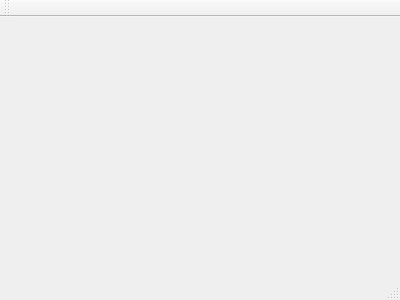
The window that ui/mainwindow.ui (NinjaTrappeur/3d-Projection) describes before a commit, drawn with Qt 5.
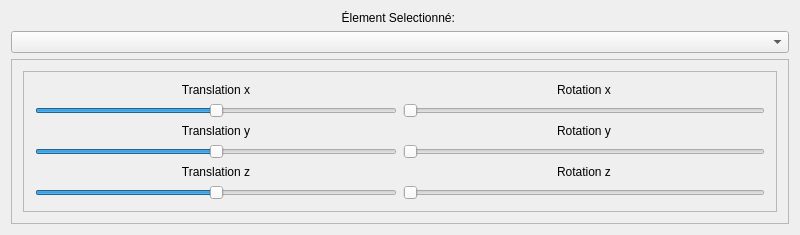
The same window after the commit.

Commit message: Adding control panel.

Patch:
```diff
--- a/ui/mainwindow.ui
+++ b/ui/mainwindow.ui
@@ -1,24 +1,203 @@
 <ui version="4.0">
  <class>MainWindow</class>
- <widget class="QMainWindow" name="MainWindow" >
-  <property name="geometry" >
+ <widget class="QMainWindow" name="MainWindow">
+  <property name="geometry">
    <rect>
     <x>0</x>
     <y>0</y>
-    <width>400</width>
-    <height>300</height>
+    <width>800</width>
+    <height>228</height>
    </rect>
   </property>
   <property name="windowTitle" >
    <string>MainWindow</string>
   </property>
-  <widget class="QMenuBar" name="menuBar" />
-  <widget class="QToolBar" name="mainToolBar" />
-  <widget class="QWidget" name="centralWidget" />
-  <widget class="QStatusBar" name="statusBar" />
+  <widget class="QWidget" name="centralWidget">
+   <layout class="QGridLayout" name="gridLayout_2">
+    <item row="0" column="0">
+     <layout class="QGridLayout" name="gridLayout">
+      <item row="2" column="1">
+       <widget class="QComboBox" name="comboBox"/>
+      </item>
+      <item row="3" column="1">
+       <widget class="QFrame" name="frame">
+        <property name="frameShape">
+         <enum>QFrame::StyledPanel</enum>
+        </property>
+        <property name="frameShadow">
+         <enum>QFrame::Raised</enum>
+        </property>
+        <layout class="QGridLayout" name="gridLayout_4">
+         <item row="1" column="0">
+          <widget class="QFrame" name="frame_2">
+           <property name="frameShape">
+            <enum>QFrame::StyledPanel</enum>
+           </property>
+           <property name="frameShadow">
+            <enum>QFrame::Raised</enum>
+           </property>
+           <layout class="QGridLayout" name="gridLayout_5">
+            <item row="0" column="0">
+             <layout class="QGridLayout" name="gridLayout_3">
+              <item row="3" column="0">
+               <widget class="QSlider" name="sliderY">
+                <property name="minimum">
+                 <number>-100</number>
+                </property>
+                <property name="maximum">
+                 <number>100</number>
+                </property>
+                <property name="orientation">
+                 <enum>Qt::Horizontal</enum>
+                </property>
+                <property name="tickPosition">
+                 <enum>QSlider::NoTicks</enum>
+                </property>
+               </widget>
+              </item>
+              <item row="0" column="0">
+               <widget class="QLabel" name="label">
+                <property name="text">
+                 <string>Translation x</string>
+                </property>
+                <property name="alignment">
+                 <set>Qt::AlignCenter</set>
+                </property>
+               </widget>
+              </item>
+              <item row="5" column="0">
+               <widget class="QSlider" name="sliderZ">
+                <property name="minimum">
+                 <number>-100</number>
+                </property>
+                <property name="maximum">
+                 <number>100</number>
+                </property>
+                <property name="orientation">
+                 <enum>Qt::Horizontal</enum>
+                </property>
+               </widget>
+              </item>
+              <item row="1" column="0">
+               <widget class="QSlider" name="sliderX">
+                <property name="minimum">
+                 <number>-100</number>
+                </property>
+                <property name="maximum">
+                 <number>100</number>
+                </property>
+                <property name="orientation">
+                 <enum>Qt::Horizontal</enum>
+                </property>
+               </widget>
+              </item>
+              <item row="2" column="0">
+               <widget class="QLabel" name="label_2">
+                <property name="text">
+                 <string>Translation y</string>
+                </property>
+                <property name="alignment">
+                 <set>Qt::AlignCenter</set>
+                </property>
+               </widget>
+              </item>
+              <item row="4" column="0">
+               <widget class="QLabel" name="label_3">
+                <property name="text">
+                 <string>Translation z</string>
+                </property>
+                <property name="alignment">
+                 <set>Qt::AlignCenter</set>
+                </property>
+               </widget>
+              </item>
+              <item row="1" column="1">
+               <widget class="QSlider" name="sliderRx">
+                <property name="minimum">
+                 <number>0</number>
+                </property>
+                <property name="maximum">
+                 <number>360</number>
+                </property>
+                <property name="orientation">
+                 <enum>Qt::Horizontal</enum>
+                </property>
+               </widget>
+              </item>
+              <item row="3" column="1">
+               <widget class="QSlider" name="sliderRy">
+                <property name="maximum">
+                 <number>360</number>
+                </property>
+                <property name="orientation">
+                 <enum>Qt::Horizontal</enum>
+                </property>
+               </widget>
+              </item>
+              <item row="5" column="1">
+               <widget class="QSlider" name="sliderRz">
+                <property name="maximum">
+                 <number>360</number>
+                </property>
+                <property name="orientation">
+                 <enum>Qt::Horizontal</enum>
+                </property>
+               </widget>
+              </item>
+              <item row="0" column="1">
+               <widget class="QLabel" name="label_4">
+                <property name="text">
+                 <string>Rotation x</string>
+                </property>
+                <property name="alignment">
+                 <set>Qt::AlignCenter</set>
+                </property>
+               </widget>
+              </item>
+              <item row="2" column="1">
+               <widget class="QLabel" name="label_5">
+                <property name="text">
+                 <string>Rotation y</string>
+                </property>
+                <property name="alignment">
+                 <set>Qt::AlignCenter</set>
+                </property>
+               </widget>
+              </item>
+              <item row="4" column="1">
+               <widget class="QLabel" name="label_6">
+                <property name="text">
+                 <string>Rotation z</string>
+                </property>
+                <property name="alignment">
+                 <set>Qt::AlignCenter</set>
+                </property>
+               </widget>
+              </item>
+             </layout>
+            </item>
+           </layout>
+          </widget>
+         </item>
+        </layout>
+       </widget>
+      </item>
+      <item row="1" column="1">
+       <widget class="QLabel" name="label_7">
+        <property name="text">
+         <string>Élement Selectionné: </string>
+        </property>
+        <property name="alignment">
+         <set>Qt::AlignCenter</set>
+        </property>
+       </widget>
+      </item>
+     </layout>
+    </item>
+   </layout>
+  </widget>
  </widget>
- <layoutDefault spacing="6" margin="11" />
- <pixmapfunction></pixmapfunction>
+ <layoutdefault spacing="6" margin="11"/>
  <resources/>
  <connections/>
 </ui>
```
Left out of the diff: 3 changed lines with no effect on the pictures. The commit also changes 9 other files.
